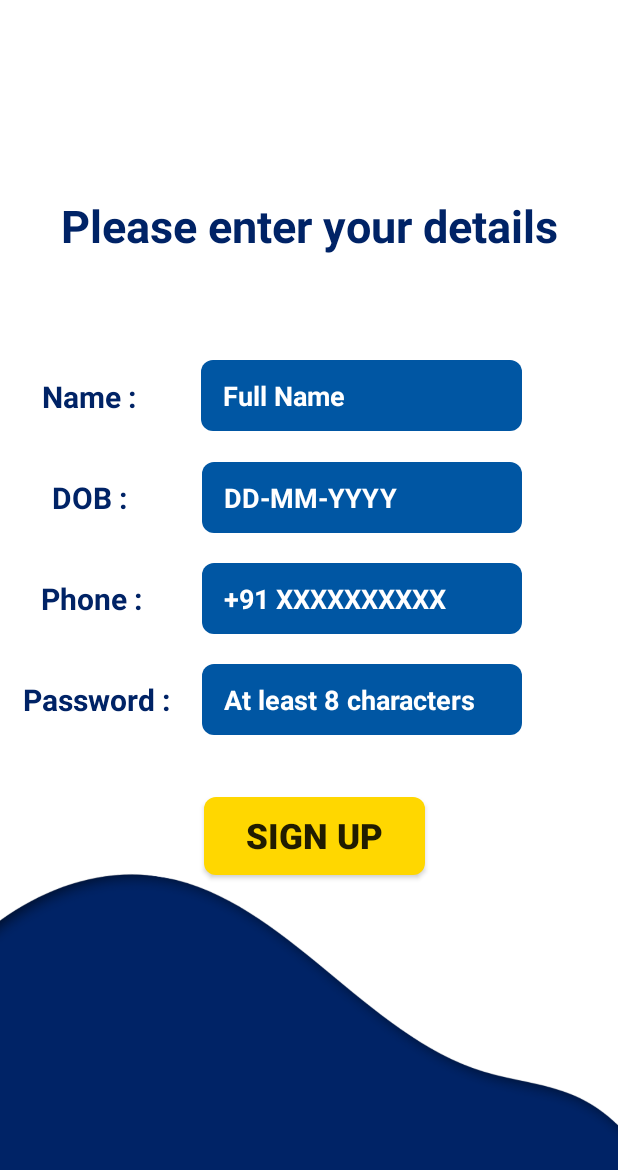
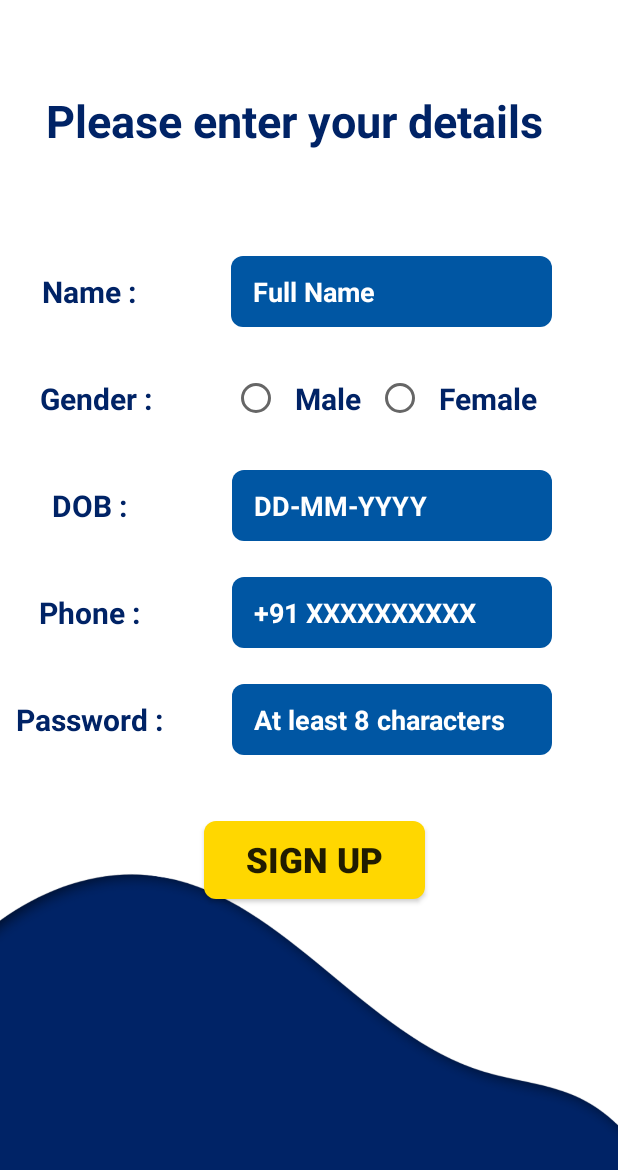
Before and after one commit to Harsha0130/LearningApp, an Android app: the Signup screen opened directly, with no data from a screen before it, on a phone screen of 412 x 824 dp. Shown: the top 1170 px of the screen. Run offline under Robolectric (Android 15) with nearby library versions, the phone set to English and light mode, and no system bars.

Commit message:
Design Updates(Gender selection, Image btn, Date picker)

```diff
--- a/app/src/main/java/com/example/project_001/MainActivity2.java
+++ b/app/src/main/java/com/example/project_001/MainActivity2.java
@@ -7,10 +7,11 @@ import android.net.Uri;
 import android.os.Bundle;
 import android.view.View;
 import android.widget.Button;
+import android.widget.ImageButton;
 
 public class MainActivity2 extends AppCompatActivity {
 
-    Button app_dev, web_dev;
+    ImageButton app_dev, web_dev;
 
     @Override
     protected void onCreate(Bundle savedInstanceState) {
--- a/app/src/main/java/com/example/project_001/Signup.java
+++ b/app/src/main/java/com/example/project_001/Signup.java
@@ -2,20 +2,63 @@ package com.example.project_001;
 
 import androidx.appcompat.app.AppCompatActivity;
 
+import android.app.DatePickerDialog;
 import android.content.Intent;
 import android.os.Bundle;
 import android.view.View;
 import android.widget.Button;
+import android.widget.RadioGroup;
+import android.widget.TextView;
 import android.widget.Toast;
+
+import java.util.Calendar;
 
 public class Signup extends AppCompatActivity {
 
     Button signup;
+    RadioGroup radioGroup;
+    TextView editTextDOB;
 
     @Override
     protected void onCreate(Bundle savedInstanceState) {
         super.onCreate(savedInstanceState);
         setContentView(R.layout.activity_signup);
+
+        radioGroup = findViewById(R.id.radio_group);
+        radioGroup.setOnCheckedChangeListener(new RadioGroup.OnCheckedChangeListener() {
+            @Override
+            public void onCheckedChanged(RadioGroup group, int checkedId) {
+            }
+        });
+
+        editTextDOB = findViewById(R.id.editTextDOB);
+
+
+        editTextDOB.setOnClickListener(new View.OnClickListener() {
+            @Override
+            public void onClick(View v) {
+                showDatePicker();
+            }
+        });
+    }
+
+    private void showDatePicker() {
+        final Calendar calendar = Calendar.getInstance();
+        int year = calendar.get(Calendar.YEAR);
+        int month = calendar.get(Calendar.MONTH);
+        int day = calendar.get(Calendar.DAY_OF_MONTH);
+
+        DatePickerDialog datePickerDialog = new DatePickerDialog(
+                Signup.this,
+                (view, selectedYear, selectedMonth, selectedDay) -> {
+                    // Format the date as needed
+                    String dob = selectedDay + "-" + (selectedMonth + 1) + "-" + selectedYear;
+                    editTextDOB.setText(dob);
+                },
+                year, month, day);
+        datePickerDialog.show();
+
+
 
         signup = findViewById(R.id.main_signup_btn);
         signup.setOnClickListener(new View.OnClickListener() {
--- a/app/src/main/res/layout/activity_main.xml
+++ b/app/src/main/res/layout/activity_main.xml
@@ -33,6 +33,7 @@
 
     <EditText
         android:id="@+id/editTextPhone"
+        android:textColor="@color/white"
         android:layout_width="214dp"
         android:layout_height="47dp"
         android:layout_marginTop="180dp"
@@ -50,6 +51,7 @@
 
     <EditText
         android:id="@+id/editTextNumberPassword"
+        android:textColor="@color/white"
         android:layout_width="wrap_content"
         android:layout_height="47dp"
         android:layout_marginTop="40dp"
@@ -58,7 +60,7 @@
         android:padding="10dp"
         android:hint="  Password"
         android:textColorHint="@color/white"
-        android:inputType="numberPassword"
+        android:inputType="textPassword"
         android:textStyle="bold"
         app:layout_constraintEnd_toEndOf="parent"
         app:layout_constraintHorizontal_bias="0.497"
--- a/app/src/main/res/layout/activity_signup.xml
+++ b/app/src/main/res/layout/activity_signup.xml
@@ -5,19 +5,22 @@
     android:layout_width="match_parent"
     android:layout_height="match_parent"
     android:background="@drawable/signupbg"
-    tools:context=".MainActivity">
+    tools:context=".MainActivity"
+    tools:layout_editor_absoluteX="0dp"
+    tools:layout_editor_absoluteY="1dp">
 
 
     <TextView
         android:id="@+id/textView11"
         android:layout_width="wrap_content"
         android:layout_height="wrap_content"
-        android:layout_marginTop="130dp"
+        android:layout_marginTop="60dp"
         android:text="Please enter your details"
         android:textColor="#002366"
         android:textSize="30sp"
         android:textStyle="bold"
         app:layout_constraintEnd_toEndOf="parent"
+        app:layout_constraintHorizontal_bias="0.378"
         app:layout_constraintStart_toStartOf="parent"
         app:layout_constraintTop_toTopOf="parent" />
 
@@ -28,52 +31,100 @@
         android:layout_marginStart="28dp"
         android:layout_marginTop="80dp"
         android:text="Name : "
-        android:textStyle="bold"
         android:textColor="#002366"
         android:textSize="20dp"
+        android:textStyle="bold"
         app:layout_constraintStart_toStartOf="parent"
         app:layout_constraintTop_toBottomOf="@+id/textView11" />
 
     <EditText
         android:id="@+id/editTextPhone"
+        android:textColor="@color/white"
         android:layout_width="214dp"
         android:layout_height="47dp"
-        android:layout_marginEnd="64dp"
+        android:layout_marginEnd="44dp"
         android:background="@drawable/rounded_edittext_bg"
         android:ems="10"
+        android:hint=" Full Name"
+        android:inputType="textPersonName"
         android:padding="10dp"
-        android:hint=" Full Name"
         android:textColorHint="@color/white"
-        android:inputType="textPersonName"
         android:textStyle="bold"
         app:layout_constraintBottom_toBottomOf="@+id/textView4"
         app:layout_constraintEnd_toEndOf="parent"
-        app:layout_constraintTop_toTopOf="@+id/textView4"
-        app:layout_constraintVertical_bias="0.55" />
+        app:layout_constraintTop_toTopOf="@+id/textView4" />
+
+    <TextView
+        android:id="@+id/textView"
+        android:layout_width="wrap_content"
+        android:layout_height="wrap_content"
+        android:layout_marginTop="44dp"
+        android:text="Gender : "
+        android:textColor="#002366"
+        android:textSize="20dp"
+        android:textStyle="bold"
+        app:layout_constraintEnd_toEndOf="@+id/textView4"
+        app:layout_constraintHorizontal_bias="0.153"
+        app:layout_constraintStart_toStartOf="@+id/textView4"
+        app:layout_constraintTop_toBottomOf="@+id/textView4" />
+
+    <RadioGroup
+        android:id="@+id/radio_group"
+        android:layout_width="wrap_content"
+        android:layout_height="wrap_content"
+        android:orientation="horizontal"
+        app:layout_constraintBottom_toBottomOf="@+id/textView"
+        app:layout_constraintEnd_toEndOf="@+id/editTextPhone"
+        app:layout_constraintStart_toStartOf="@+id/editTextPhone"
+        app:layout_constraintTop_toTopOf="@+id/textView">
+
+
+        <RadioButton
+            android:layout_width="wrap_content"
+            android:layout_height="wrap_content"
+            android:padding="10dp"
+            android:text="Male"
+            android:textColor="#002366"
+            android:textColorLink="#002366"
+            android:textSize="20dp"
+            android:textStyle="bold" />
+
+        <RadioButton
+            android:layout_width="wrap_content"
+            android:layout_height="wrap_content"
+            android:padding="10dp"
+            android:text="Female"
+            android:textColor="#002366"
+            android:textSize="20dp"
+            android:textStyle="bold" />
+
+    </RadioGroup>
 
     <TextView
         android:id="@+id/textView5"
         android:layout_width="wrap_content"
         android:layout_height="wrap_content"
-        android:layout_marginTop="40dp"
+        android:layout_marginTop="44dp"
         android:text="DOB : "
         android:textColor="#002366"
         android:textSize="20dp"
         android:textStyle="bold"
         app:layout_constraintEnd_toEndOf="@+id/textView4"
-        app:layout_constraintHorizontal_bias="0.533"
         app:layout_constraintStart_toStartOf="@+id/textView4"
-        app:layout_constraintTop_toBottomOf="@+id/textView4" />
+        app:layout_constraintTop_toBottomOf="@+id/textView" />
 
     <EditText
-        android:id="@+id/editTextNumberPassword"
+        android:id="@+id/editTextDOB"
+        android:textColor="@color/white"
         android:layout_width="wrap_content"
         android:layout_height="47dp"
         android:background="@drawable/rounded_edittext_bg"
         android:ems="10"
+        android:hint=" DD-MM-YYYY"
+        android:focusable="false"
+        android:clickable="true"
+        android:inputType="date"
         android:padding="10dp"
-        android:inputType="date"
-        android:hint=" DD-MM-YYYY"
         android:textColorHint="@color/white"
         android:textStyle="bold"
         app:layout_constraintBottom_toBottomOf="@+id/textView5"
@@ -86,66 +137,67 @@
         android:id="@+id/textView6"
         android:layout_width="wrap_content"
         android:layout_height="wrap_content"
-        android:layout_marginTop="40dp"
+        android:layout_marginTop="44dp"
         android:text="Phone : "
         android:textColor="#002366"
         android:textSize="20dp"
         android:textStyle="bold"
-        app:layout_constraintEnd_toEndOf="@+id/textView5"
-        app:layout_constraintHorizontal_bias="0.444"
-        app:layout_constraintStart_toStartOf="@+id/textView5"
+        app:layout_constraintEnd_toEndOf="@+id/textView4"
+        app:layout_constraintStart_toStartOf="@+id/textView4"
         app:layout_constraintTop_toBottomOf="@+id/textView5" />
 
     <EditText
         android:id="@+id/editText"
+        android:textColor="@color/white"
         android:layout_width="wrap_content"
         android:layout_height="47dp"
         android:background="@drawable/rounded_edittext_bg"
         android:ems="10"
-        android:inputType="date"
         android:hint=" +91 XXXXXXXXXX"
+        android:inputType="phone"
+        android:padding="10dp"
         android:textColorHint="@color/white"
         android:textStyle="bold"
-        android:padding="10dp"
         app:layout_constraintBottom_toBottomOf="@+id/textView6"
-        app:layout_constraintEnd_toEndOf="@+id/editTextNumberPassword"
-        app:layout_constraintStart_toStartOf="@+id/editTextNumberPassword"
+        app:layout_constraintEnd_toEndOf="@+id/editTextPhone"
+        app:layout_constraintStart_toStartOf="@+id/editTextPhone"
         app:layout_constraintTop_toTopOf="@+id/textView6" />
 
     <TextView
         android:id="@+id/textView7"
         android:layout_width="wrap_content"
         android:layout_height="wrap_content"
-        android:layout_marginTop="40dp"
+        android:layout_marginTop="44dp"
         android:text="Password : "
         android:textColor="#002366"
         android:textSize="20dp"
         android:textStyle="bold"
-        app:layout_constraintEnd_toEndOf="@+id/textView6"
-        app:layout_constraintHorizontal_bias="0.406"
-        app:layout_constraintStart_toStartOf="@+id/textView6"
+        app:layout_constraintEnd_toEndOf="@+id/textView4"
+        app:layout_constraintStart_toStartOf="@+id/textView4"
         app:layout_constraintTop_toBottomOf="@+id/textView6" />
 
     <EditText
+        android:id="@+id/editText2"
+        android:textColor="@color/white"
         android:layout_width="wrap_content"
         android:layout_height="47dp"
         android:background="@drawable/rounded_edittext_bg"
         android:ems="10"
-        android:inputType="date"
+        android:hint=" At least 8 characters"
+        android:inputType="textPassword"
+        android:padding="10dp"
+        android:textColorHint="@color/white"
         android:textStyle="bold"
-        android:padding="10dp"
-        android:hint=" At least 8 characters"
-        android:textColorHint="@color/white"
         app:layout_constraintBottom_toBottomOf="@+id/textView7"
-        app:layout_constraintEnd_toEndOf="@+id/editText"
-        app:layout_constraintStart_toStartOf="@+id/editText"
+        app:layout_constraintEnd_toEndOf="@+id/editTextPhone"
+        app:layout_constraintStart_toStartOf="@+id/editTextPhone"
         app:layout_constraintTop_toTopOf="@+id/textView7" />
 
     <Button
         android:id="@+id/main_signup_btn"
         android:layout_width="147dp"
         android:layout_height="52dp"
-        android:layout_marginTop="176dp"
+        android:layout_marginTop="44dp"
         android:background="@drawable/rounded_edittext_bg"
         android:backgroundTint="#FFD700"
         android:text="Sign Up"
@@ -154,7 +206,8 @@
         app:layout_constraintEnd_toEndOf="parent"
         app:layout_constraintHorizontal_bias="0.515"
         app:layout_constraintStart_toStartOf="parent"
-        app:layout_constraintTop_toBottomOf="@+id/editTextNumberPassword" />
+        app:layout_constraintTop_toBottomOf="@+id/editText2" />
+
 
 
 </androidx.constraintlayout.widget.ConstraintLayout>
```
Also changed, not shown: app/src/main/res/layout/activity_main2.xml (+79 -52 lines), app/src/main/res/drawable/app_imgbtn.png (added), app/src/main/res/drawable/web_imgbtn.png (added).
